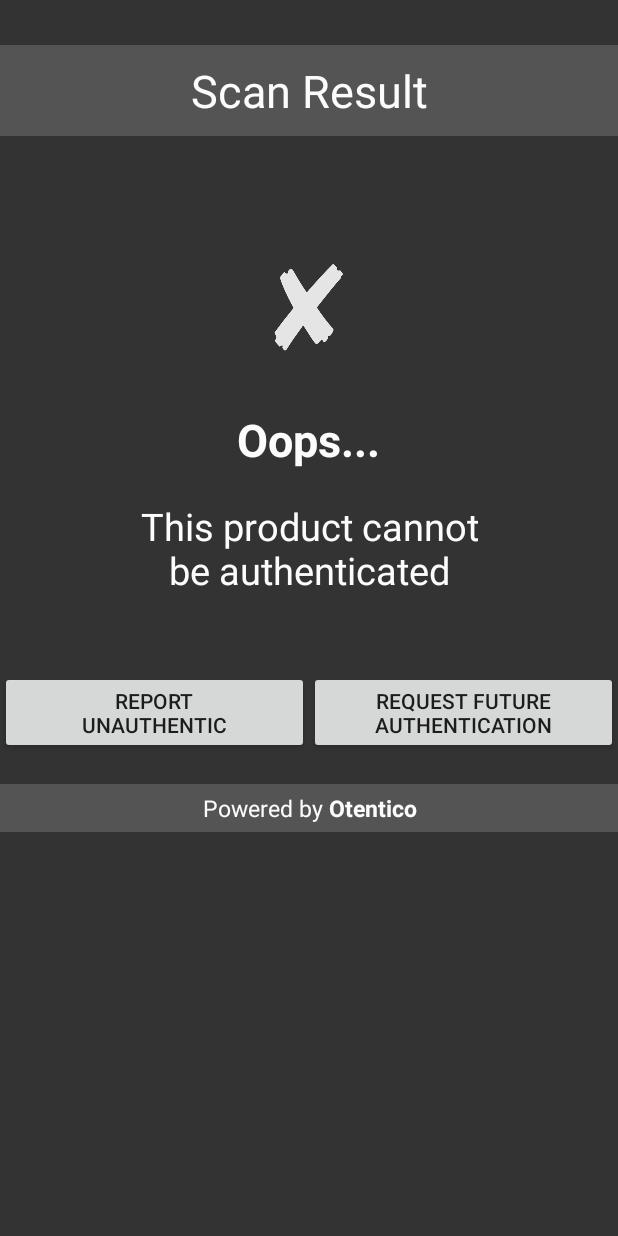
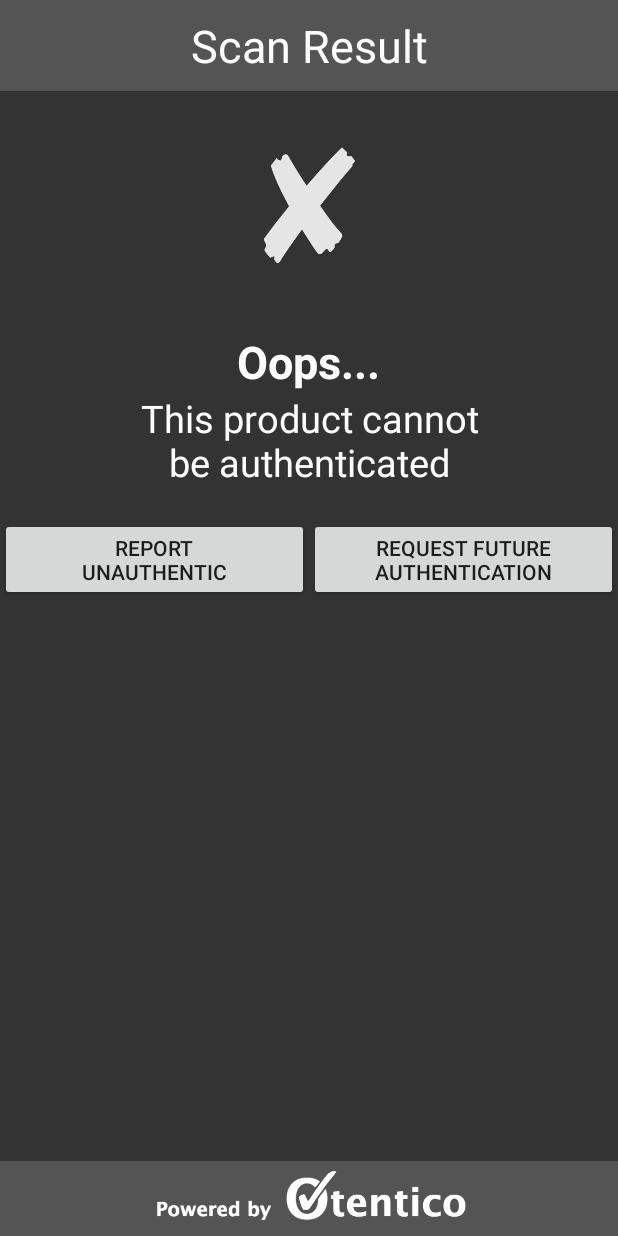
Before and after one commit to omga/SomeWork, an Android app: the NotAuthenticatedScreen screen opened directly, with no data from a screen before it, on a phone screen of 412 x 824 dp. Run offline under Robolectric (Android 15) with nearby library versions, the phone set to English and light mode, and no system bars.

Commit message:
home commie layouts fitting mostly

```diff
--- a/app/src/main/AndroidManifest.xml
+++ b/app/src/main/AndroidManifest.xml
@@ -26,6 +26,7 @@
     <uses-feature android:name="android.hardware.nfc" />
     <uses-permission android:name="android.permission.INTERNET" />
     <uses-permission android:name="android.permission.ACCESS_FINE_LOCATION"/>
+    <uses-permission android:name="android.permission.ACCESS_COARSE_LOCATION"/>
     <uses-permission android:name="android.permission.ACCOUNT_MANAGER"/>
     <uses-permission android:name="android.permission.GET_ACCOUNTS"/>
     <uses-permission android:name="android.permission.MANAGE_ACCOUNTS"/>
--- a/app/src/main/java/com/otentico/android/nfc/NFCAuthInfoTask.java
+++ b/app/src/main/java/com/otentico/android/nfc/NFCAuthInfoTask.java
@@ -31,12 +31,12 @@ public class NFCAuthInfoTask extends AsyncTask<String, Integer, String> {
 
 	}
 
-	public String POST(String uid, String country, String locality,
-			String identity) {
+	public String POST(String uid, String country, String locality, String identity) {
 		String url = Utils.HOST + "api/scans/";
 		InputStream inputStream = null;
 		String result = "";
 		HttpPost httpPost;
+        Log.d("REQUEST", url);
 		try {
 			HttpClient httpclient = new DefaultHttpClient();
 			HttpParams myParams = httpclient.getParams();
@@ -57,7 +57,7 @@ public class NFCAuthInfoTask extends AsyncTask<String, Integer, String> {
 
 			httpPost.setHeader("Accept", "application/json");
 			httpPost.setHeader("Content-type", "application/json");
-
+            Log.d("REQUEST", "json param" + obj + "req: " + httpPost.toString());
 			// make GET request to the given URL
 			HttpResponse httpResponse = httpclient.execute(httpPost);
 
--- a/app/src/main/java/com/otentico/android/nfc/Utils.java
+++ b/app/src/main/java/com/otentico/android/nfc/Utils.java
@@ -10,6 +10,7 @@ import android.accounts.AccountManager;
 import android.app.Activity;
 import android.content.Context;
 import android.location.Address;
+import android.location.Criteria;
 import android.location.Geocoder;
 import android.location.Location;
 import android.location.LocationManager;
@@ -26,7 +27,10 @@ public class Utils {
 	public static Address getAddress(Activity activity) throws IOException {
 		LocationManager locationManager = (LocationManager) activity
 				.getSystemService(Context.LOCATION_SERVICE);
-		Location lastKnownLocation = getLastKnownLocation(locationManager);
+        Criteria criteria = new Criteria();
+        String bestProvider = locationManager.getBestProvider(criteria, false);
+        Location lastKnownLocation = locationManager.getLastKnownLocation(bestProvider);
+		//Location lastKnownLocation = getLastKnownLocation(locationManager);
 		if(lastKnownLocation ==null){
 			return null;
 		}
--- a/app/src/main/java/se/anyro/nfc_reader/MainScreen.java
+++ b/app/src/main/java/se/anyro/nfc_reader/MainScreen.java
@@ -38,6 +38,7 @@ import android.provider.Settings;
 import android.support.v7.app.ActionBarActivity;
 import android.util.Log;
 import android.view.Window;
+import android.widget.Toast;
 
 import com.otentico.android.model.Product;
 import com.otentico.android.nfc.NFCAuthInfoTask;
@@ -96,7 +97,6 @@ public class MainScreen extends ActionBarActivity implements OnTaskCompleted {
 			boolean encodeInUtf8) {
 		byte[] langBytes = locale.getLanguage().getBytes(
 				Charset.forName("US-ASCII"));
-
 		Charset utfEncoding = encodeInUtf8 ? Charset.forName("UTF-8") : Charset
 				.forName("UTF-16");
 		byte[] textBytes = text.getBytes(utfEncoding);
@@ -195,7 +195,8 @@ public class MainScreen extends ActionBarActivity implements OnTaskCompleted {
 		try {
 			Address address = Utils.getAddress(this);
 			String identity = Utils.getIdentity(this);
-			if (address == null) {
+            Toast.makeText(this,"addr:"+address+" idt: "+identity,Toast.LENGTH_LONG).show();
+            if (address == null) {
 				auth_task.execute(nfc_uid, "Not Found", "Not Found",identity);
 				return;
 			}
--- a/app/src/main/res/layout/main_screen.xml
+++ b/app/src/main/res/layout/main_screen.xml
@@ -84,7 +84,7 @@
 
         <ImageView
             android:layout_width="wrap_content"
-            android:layout_height="wrap_content"
+            android:layout_height="50dp"
             android:layout_gravity="center|bottom"
             android:src="@drawable/powered_by_otentico"/>
 
--- a/app/src/main/res/layout/not_authenticated_screen.xml
+++ b/app/src/main/res/layout/not_authenticated_screen.xml
@@ -14,18 +14,18 @@
      See the License for the specific language governing permissions and
      limitations under the License.
 -->
+<RelativeLayout xmlns:android="http://schemas.android.com/apk/res/android"
+    android:layout_width="match_parent"
+    android:layout_height="match_parent"
+    android:background="@color/background">
 
-<LinearLayout xmlns:android="http://schemas.android.com/apk/res/android"
+    <include layout="@layout/toolbar" />
+
+    <LinearLayout
         android:id="@+id/list"
         android:layout_width="match_parent"
-	android:layout_height="match_parent"
-	android:background="@color/background"
-	android:orientation="vertical" >
-
-	<View
-		android:layout_width="1dp"
-		android:layout_height="30dp" >
-	</View>
+        android:layout_height="wrap_content"
+        android:orientation="vertical">
 
 
 	<LinearLayout
@@ -40,46 +40,34 @@
 		android:layout_height="wrap_content"
 		android:orientation="vertical" >
 
-			<View
-				android:layout_width="1dp"
-				android:layout_height="10dp" >
-			</View>
+
 
 			<TextView
+                    android:padding="10dp"
 					android:layout_width="fill_parent"
 					android:layout_height="wrap_content"
 					android:gravity="center_horizontal"
 					android:text="@string/not_auth_screen_message_0"
 					android:textColor="@color/text"
-					android:textSize="30dp"
+					android:textSize="30sp"
 					android:textStyle="normal"
 					android:fontFamily="sans-serif" />
 
-			<View
-				android:layout_width="1dp"
-				android:layout_height="10dp" >
-			</View>
 
 		</LinearLayout>
 
 	</LinearLayout>
 
-	<View
-		android:layout_width="1dp"
-		android:layout_height="72dp" >
-	</View>
+
 
 	<ImageView
-		android:layout_width="90dp"
-		android:layout_height="90dp"
+        android:layout_margin="20dp"
+		android:layout_width="120dp"
+		android:layout_height="120dp"
 		android:layout_gravity="center"
 		android:src="@drawable/negative_icon_500" />
 
 
-	<View
-		android:layout_width="1dp"
-		android:layout_height="20dp" >
-	</View>
 
 	<TextView
 		android:layout_width="wrap_content"
@@ -91,10 +79,6 @@
 		android:textStyle="bold"
 		android:fontFamily="sans-serif" />
 
-	<View
-		android:layout_width="1dp"
-		android:layout_height="20dp" >
-	</View>
 
 	<TextView
 		android:layout_width="wrap_content"
@@ -102,16 +86,14 @@
 		android:layout_gravity="center_horizontal"
 		android:text="@string/not_auth_screen_message_2"
 		android:textColor="@color/text"
-		android:textSize="25dp"
+		android:textSize="25sp"
 		android:gravity="center_horizontal"
 		android:fontFamily="sans-serif" />
 
-	<View
-		android:layout_width="1dp"
-		android:layout_height="50dp" >
-	</View>
+
 
 	<LinearLayout
+        android:layout_marginTop="20dp"
 		android:layout_width="match_parent"
 		android:layout_height="wrap_content"
 		android:background="@color/background"
@@ -131,65 +113,24 @@
 
 	</LinearLayout>
 
-	<View
-		android:layout_width="1dp"
-		android:layout_height="20dp" >
-	</View>
 
-	<!--
+
+
+
+
+</LinearLayout>
     <LinearLayout
         android:layout_width="match_parent"
         android:layout_height="wrap_content"
         android:orientation="horizontal"
+        android:layout_alignParentBottom="true"
         android:background="@color/footer_background">
 
         <ImageView
             android:layout_width="wrap_content"
-			android:layout_height="wrap_content"
-			android:layout_weight="0"
+            android:layout_height="50dp"
             android:layout_gravity="center|bottom"
             android:src="@drawable/powered_by_otentico" />
 
     </LinearLayout>
-	-->
-
-	<LinearLayout
-		android:layout_width="match_parent"
-		android:layout_height="wrap_content"
-		android:orientation="horizontal"
-		android:background="@color/title_background">
-
-
-		<LinearLayout
-		android:layout_width="match_parent"
-		android:layout_height="wrap_content"
-		android:orientation="vertical" >
-
-			<View
-				android:layout_width="1dp"
-				android:layout_height="5dp" >
-			</View>
-
-			<TextView
-					android:id="@+id/title"
-					android:layout_width="fill_parent"
-					android:layout_height="wrap_content"
-					android:gravity="center_horizontal"
-					android:text="@string/footer_message"
-					android:textColor="@color/text"
-					android:textSize="15dp"
-					android:textStyle="normal"
-					android:fontFamily="sans-serif" />
-
-			<View
-				android:layout_width="1dp"
-				android:layout_height="5dp" >
-			</View>
-
-		</LinearLayout>
-
-	</LinearLayout>
-
-
-
-</LinearLayout>
+    </RelativeLayout>
```
Also changed, not shown: app/src/main/res/layout/authenticated_screen.xml (+45 -47 lines), app/src/main/res/layout/product_information.xml (+17 -19 lines), 3 other files. Lines whose indentation alone changed are shown as unchanged.
